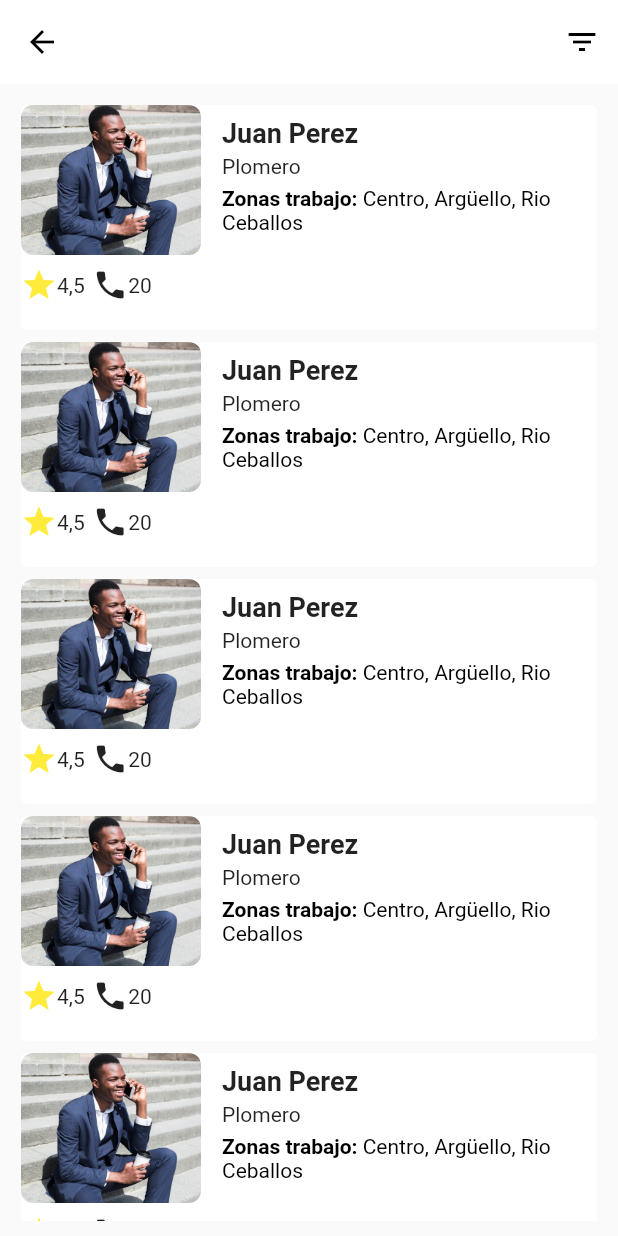
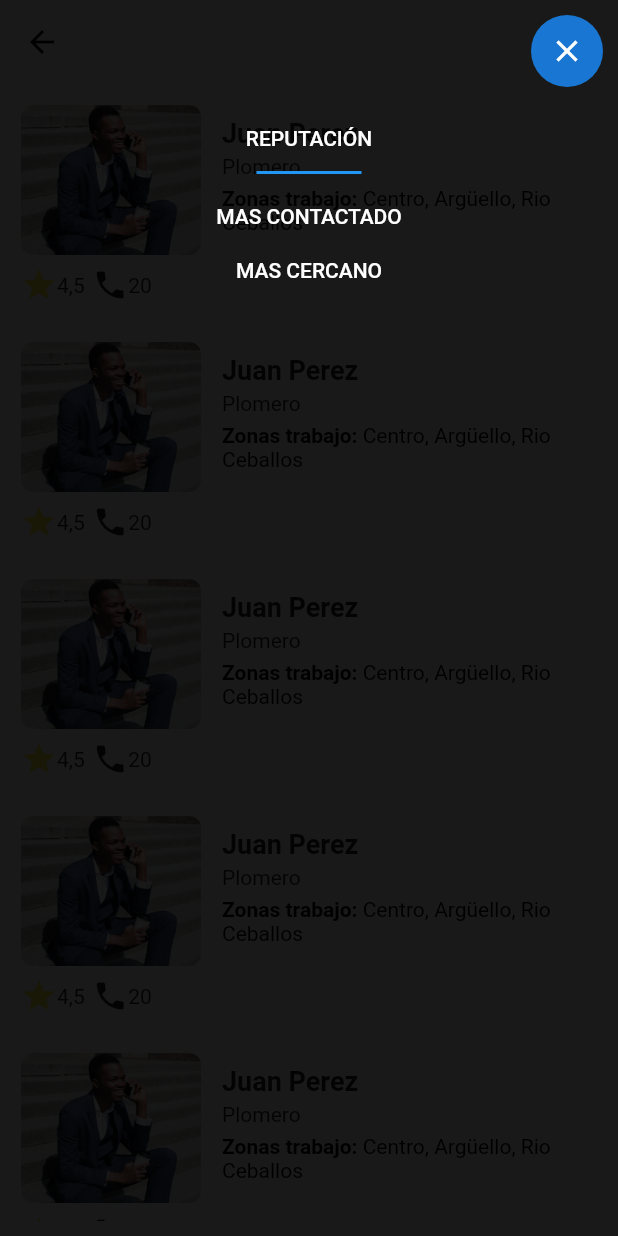
Before and after one commit to guillermolopez3/ecommerce, a Flutter app: the CategoriaDetalle screen opened directly with empty values, after a tap on the "filter list" icon, on a phone screen of 412 x 824 dp. Run offline on Flutter 3.47's test engine with Material 2 defaults, Android fonts, the phone set to English and light mode, and no system bars.

```diff
--- a/e_commerce/lib/categoria_detalle.dart
+++ b/e_commerce/lib/categoria_detalle.dart
@@ -1,12 +1,16 @@
 import 'package:flutter/material.dart';
+import 'perfil.dart';
+import 'dart:math';
 
 class CategoriaDetalle extends StatelessWidget {
   String titlulo;
+  BuildContext context;
 
   CategoriaDetalle({this.titlulo});
 
   @override
   Widget build(BuildContext context) {
+    this.context = context;
     return Scaffold(
       appBar: AppBar(
         iconTheme: IconThemeData(color: Colors.black),
@@ -20,7 +24,14 @@ class CategoriaDetalle extends StatelessWidget {
         elevation: 0.0,
         backgroundColor: Colors.white,
         actions: <Widget>[
-          IconButton(icon: Icon(Icons.filter_list), color: Colors.black , onPressed: (){})
+          IconButton(icon: Icon(Icons.filter_list), color: Colors.black , onPressed: (){
+            Navigator.of(context).push(PageRouteBuilder(
+                opaque: false,
+                pageBuilder: (BuildContext context, _, __) =>
+                    Filtro()
+            )
+            );
+          })
         ] ,
       ),
       body: _body(),
@@ -32,21 +43,25 @@ class CategoriaDetalle extends StatelessWidget {
         padding: EdgeInsets.all(10.0),
         child: ListView(
           children: <Widget>[
-            _listItem('Juan Perez','Plomero','Centro, Argüello, Rio Ceballos'),
-            _listItem('Juan Perez','Plomero','Centro, Argüello, Rio Ceballos'),
-            _listItem('Juan Perez','Plomero','Centro, Argüello, Rio Ceballos'),
-            _listItem('Juan Perez','Plomero','Centro, Argüello, Rio Ceballos'),
-            _listItem('Juan Perez','Plomero','Centro, Argüello, Rio Ceballos'),
-            _listItem('Juan Perez','Plomero','Centro, Argüello, Rio Ceballos'),
-            _listItem('Juan Perez','Plomero','Centro, Argüello, Rio Ceballos'),
-            _listItem('Juan Perez','Plomero','Centro, Argüello, Rio Ceballos')
+            _listItem('Juan Perez','Plomero','Centro, Argüello, Rio Ceballos',1),
+            _listItem('Juan Perez','Plomero','Centro, Argüello, Rio Ceballos',2),
+            _listItem('Juan Perez','Plomero','Centro, Argüello, Rio Ceballos',3),
+            _listItem('Juan Perez','Plomero','Centro, Argüello, Rio Ceballos',4),
+            _listItem('Juan Perez','Plomero','Centro, Argüello, Rio Ceballos',5),
+            _listItem('Juan Perez','Plomero','Centro, Argüello, Rio Ceballos',6),
+            _listItem('Juan Perez','Plomero','Centro, Argüello, Rio Ceballos',7),
+            _listItem('Juan Perez','Plomero','Centro, Argüello, Rio Ceballos',8)
           ],
         ),
       );
   }
 
-  Widget _listItem(String nombre, String descripcion, String zonas){
-    return Container(
+  Widget _listItem(String nombre, String descripcion, String zonas, int nroHero){
+    return InkWell(
+      onTap: (){
+        Navigator.push(context, MaterialPageRoute(builder: (context)=> Perfil(name: nombre,nroHero: nroHero,)));
+      },
+      child: Container(
         child: Card(
           color: Colors.white,
           elevation: 0.0,
@@ -57,7 +72,7 @@ class CategoriaDetalle extends StatelessWidget {
               Container(
                 width: 120,
                 height: 150,
-              child: _imagenYReputacion()
+                child: _imagenYReputacion(nroHero)
               ),
               SizedBox(width: 14),
               Expanded(
@@ -100,17 +115,21 @@ class CategoriaDetalle extends StatelessWidget {
           ),
 
         ),
+      ),
     );
   }
 
-  _imagenYReputacion()=> Column(
+  _imagenYReputacion(int nroH)=> Column(
     children: <Widget>[
-      ClipRRect(
+      Hero(
+        tag: nroH,
+        child: ClipRRect(
           borderRadius: BorderRadius.circular(8),
           child: Image.asset(
             'assets/img/perfil.jpg',
             height: 100,
             fit: BoxFit.cover,
+          ),
         ),
       ),
       Padding(
@@ -133,4 +152,74 @@ class CategoriaDetalle extends StatelessWidget {
       )
     ],
   );
+
+
+
 }
+
+
+class Filtro extends StatelessWidget {
+  @override
+  Widget build(BuildContext context) {
+    return Scaffold(
+      backgroundColor: Colors.black.withOpacity(0.90),
+      body: SafeArea(
+          child: Center(
+            child: Column(
+              children: <Widget>[
+                Row(
+                  mainAxisAlignment: MainAxisAlignment.end,
+                  children: <Widget>[
+                    Padding(
+                      padding: const EdgeInsets.all(10.0),
+                      child: Container(
+                        decoration: BoxDecoration(
+                            color: Colors.blue[700],
+                            borderRadius: BorderRadius.circular(50)
+                        ),
+                        child: IconButton(icon: Icon(Icons.clear), color: Colors.white, onPressed: (){ Navigator.pop(context);}),
+                      ),
+                    )
+                  ],
+                ),
+                Expanded(
+                  child: ListView(
+                    children: <Widget>[
+                      Column(
+                        children: <Widget>[
+                          SizedBox(height: 16.0),
+                          Text(
+                            'REPUTACIÓN',
+                            style: Theme.of(context).textTheme.body2.copyWith(color: Colors.white),
+                            textAlign: TextAlign.center,
+                          ),
+                          SizedBox(height: 14.0),
+                          Container(
+                            width: 70.0,
+                            height: 2.0,
+                            color: Colors.blue,
+                          ),
+                          SizedBox(height: 20.0),
+                          Text(
+                            'MAS CONTACTADO',
+                            style: Theme.of(context).textTheme.body2.copyWith(color: Colors.white),
+                            textAlign: TextAlign.center,
+                          ),
+                          SizedBox(height: 20.0),
+                          Text(
+                            'MAS CERCANO',
+                            style: Theme.of(context).textTheme.body2.copyWith(color: Colors.white),
+                            textAlign: TextAlign.center,
+                          ),
+                        ],
+                      )
+                    ],
+                  ),
+
+                )
+              ],
+            ),
+          )),
+    );
+  }
+}
```
Also changed, not shown: e_commerce/lib/perfil.dart (added, +106 -0 lines). Lines whose indentation alone changed are shown as unchanged.
